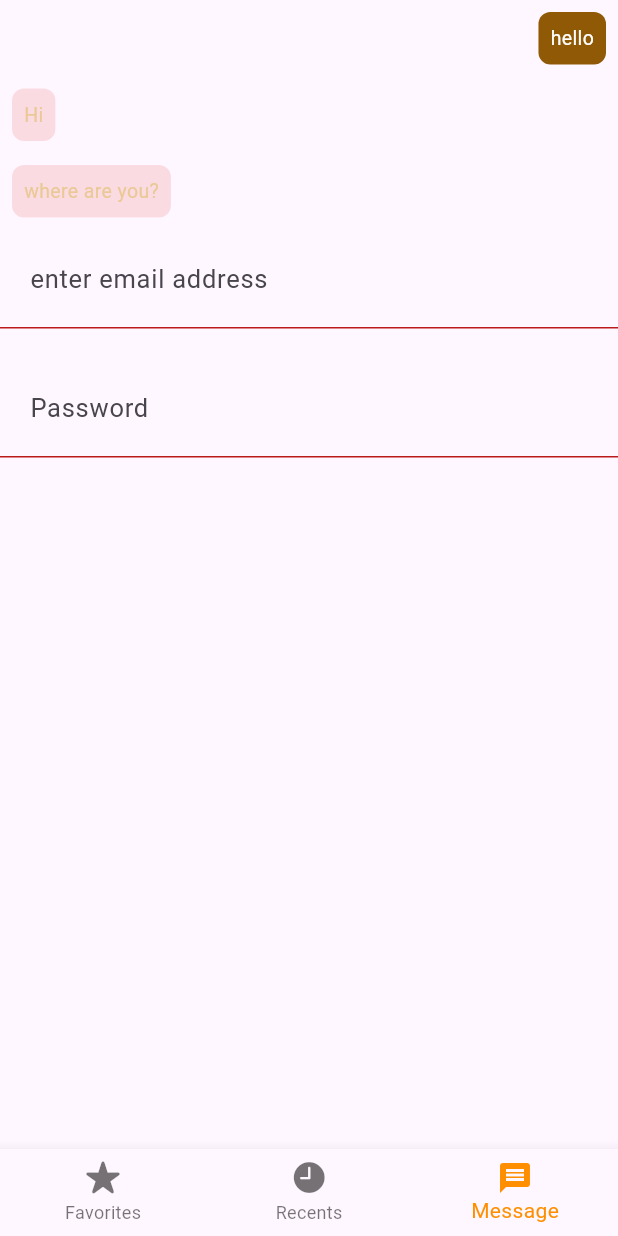
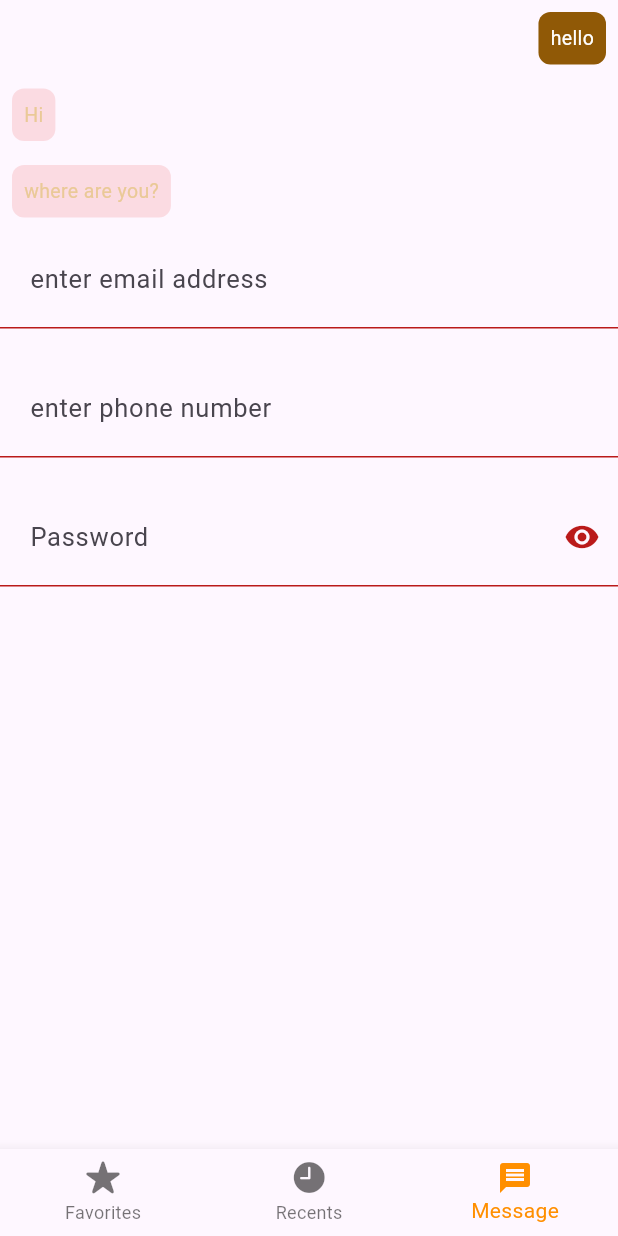
Before and after one commit to anh0701/flutter-template, a Flutter app: the screen it shows after launch, item 3 of the bottom bar chosen, on a phone screen of 412 x 824 dp. Run offline on Flutter 3.47's test engine with Material 3 defaults, Android fonts, the phone set to English and light mode, and no system bars.

Commit message:
add textfeild phone number

```diff
--- a/lib/custom_widget/input.dart
+++ b/lib/custom_widget/input.dart
@@ -5,74 +5,102 @@ Widget customTextField(
     {required TextInputType textInputType,
     String? hintText,
     InputBorder? border,
-    Widget? suffixIcon, TextEditingController? controller}) {
+    Widget? suffixIcon,
+    bool obscureText = true,
+    Color? iconColor = Colors.blue,
+    InputBorder? errorBorder,
+    TextEditingController? controller}) {
   RegExp patternEmail = RegExp(r'^[\w-\.]+@([\w-]+\.)+[\w-]{2,4}$');
-  RegExp patternPassword = RegExp(r'^(?=.*?[A-Z])(?=.*?[a-z])(?=.*?[0-9])(?=.*?[!@#\$&*~]).{8,}$');
-  RegExp patternPhone = RegExp(r'^[+]*[(]{0,1}[0-9]{1,4}[)]{0,1}[-\s\./0-9]*$');
+  RegExp patternPassword =
+      RegExp(r'^(?=.*?[A-Z])(?=.*?[a-z])(?=.*?[0-9])(?=.*?[!@#\$&*~]).{8,}$');
+  RegExp patternPhone = RegExp(r'(^(\+[0-9]{1,3}[- ]?)?\d{10,12}$)');
+
   String error = "";
+
   if (textInputType == TextInputType.visiblePassword) {
+    return TextFormField(
+      controller: controller,
+      decoration: InputDecoration(
+          iconColor: iconColor,
+          hintStyle: TextStyle(fontSize: 17),
+          errorText: error,
+          hintText: 'Password',
+          border: border,
+          suffixIcon: suffixIcon,
+          contentPadding: EdgeInsets.all(20),
+          errorBorder: errorBorder),
+      keyboardType: TextInputType.visiblePassword,
+      autovalidateMode: AutovalidateMode.onUserInteraction,
+      obscureText: obscureText,
+      validator: (value) {
+        if (value!.isEmpty) {
+          error = "Please input your password!";
+        } else if (patternPassword.hasMatch(value)) {
+          error = "";
+        } else if (!patternPassword.hasMatch(value)) {
+          error =
+              "Your password must be at 8-16 characters including a lowercase letter, an uppercase letter, and a number.";
+        }
+        return error;
+      },
+    );
+  } else if (textInputType == TextInputType.emailAddress) {
     return TextFormField(
       controller: controller,
       decoration: InputDecoration(
           hintStyle: TextStyle(fontSize: 17),
           errorText: error,
-          errorStyle: TextStyle(
-            color: error == "Correct." ? Colors.green : Colors.red,
-          ),
-          hintText: 'Password',
-          border: border,
-          suffixIcon: suffixIcon,
-          contentPadding: EdgeInsets.all(20)),
-      keyboardType: TextInputType.visiblePassword,
-       autovalidateMode: AutovalidateMode.onUserInteraction,
-      obscureText: true,
-      validator: (value){
-        if(value!.isEmpty){
-          error = "Please input your password!";
-        } else if(patternPassword.hasMatch(value)){
-          error = "Correct.";
-        }
-        else if(!patternPassword.hasMatch(value)){
-          error = "Your password must be at 8-16 characters including a lowercase letter, an uppercase letter, and a number.";
-        }
-        return error;
-      },
-    );
-  } else if(textInputType == TextInputType.emailAddress) {
-    return TextFormField(
-      controller: controller,
-      decoration: InputDecoration(
-          hintStyle: TextStyle(fontSize: 17),
-          errorText: error,
-          errorStyle: TextStyle(
-            color: error == "Correct." ? Colors.green : Colors.red,
-          ),
           hintText: hintText,
           border: border,
+          errorBorder: errorBorder,
           suffixIcon: suffixIcon,
           contentPadding: EdgeInsets.all(20)),
       keyboardType: TextInputType.emailAddress,
-       autovalidateMode: AutovalidateMode.onUserInteraction,
-      validator: (value){
-        if(value!.isEmpty){
+      autovalidateMode: AutovalidateMode.onUserInteraction,
+      validator: (value) {
+        if (value!.isEmpty) {
           error = 'Please input your E-mail!';
-        }
-        else if( patternEmail.hasMatch(value) ){
-          error = 'Correct.';
-        }
-        else if( !patternEmail.hasMatch(value) ){
+        } else if (patternEmail.hasMatch(value)) {
+          error = '';
+        } else if (!patternEmail.hasMatch(value)) {
           error = 'Email is invalid.';
         }
         return error;
       },
     );
-  } else{
+  } else if(textInputType == TextInputType.phone) {
     return TextFormField(
       controller: controller,
       decoration: InputDecoration(
           hintStyle: TextStyle(fontSize: 17),
           hintText: hintText,
           border: border,
+          errorText: error,
+          errorBorder: errorBorder,
+          suffixIcon: suffixIcon,
+          contentPadding: EdgeInsets.all(20)),
+      keyboardType: TextInputType.phone,
+      autovalidateMode: AutovalidateMode.onUserInteraction,
+      validator: (value) {
+        if (value!.isEmpty) {
+          error = 'Please input your Phone!';
+        } else if (patternPhone.hasMatch(value)) {
+          error = '';
+        } else if (!patternPhone.hasMatch(value)) {
+          error = 'Phone is invalid.';
+        }
+        return error;
+      },
+    );
+  }
+   else {
+    return TextFormField(
+      controller: controller,
+      decoration: InputDecoration(
+          hintStyle: TextStyle(fontSize: 17),
+          hintText: hintText,
+          border: border,
+          errorBorder: errorBorder,
           suffixIcon: suffixIcon,
           contentPadding: EdgeInsets.all(20)),
       keyboardType: textInputType,
--- a/lib/views/message_page.dart
+++ b/lib/views/message_page.dart
@@ -13,10 +13,12 @@ class MessagePage extends StatefulWidget {
 }
 
 class _MessagePageState extends State<MessagePage> {
+  // String err = "correct";
+  bool _isObscure = true;
   @override
   Widget build(BuildContext context) {
     return Scaffold(
-      body: Column(
+      body: ListView(
         children: [
           message_theme(
               text_received: Text(
@@ -26,7 +28,7 @@ class _MessagePageState extends State<MessagePage> {
                     fontSize: 13,
                     color: CustomColor.textCommonColor),
               ),
-          text_sended:  Text(
+              text_sended: Text(
                 'hello',
                 style: TextStyle(
                     decoration: TextDecoration.none,
@@ -46,8 +48,29 @@ class _MessagePageState extends State<MessagePage> {
               box_color_received: Color.fromARGB(31, 227, 20, 20)),
 
           // input_error(),
-          customTextField(textInputType: TextInputType.emailAddress, hintText: 'enter email address'),
-          customTextField(textInputType: TextInputType.visiblePassword, hintText: 'enter password'),
+          customTextField(
+              textInputType: TextInputType.emailAddress,
+              hintText: 'enter email address'),
+          customTextField(
+              textInputType: TextInputType.phone,
+              hintText: 'enter phone number'),
+          customTextField(
+            textInputType: TextInputType.visiblePassword,
+            hintText: 'enter password',
+            obscureText: _isObscure,
+            suffixIcon: IconButton(
+              icon: Icon(_isObscure ? Icons.visibility : Icons.visibility_off),
+              onPressed: () {
+                setState(() {
+                  _isObscure = !_isObscure;
+                });
+              },
+            ),
+          ),
+
+          // Text("hihi", style: TextStyle(
+          //   color: err == "correct" ? Colors.blue : Colors.red
+          // ),)
         ],
       ),
     );
```
Lines whose indentation alone changed are shown as unchanged.
